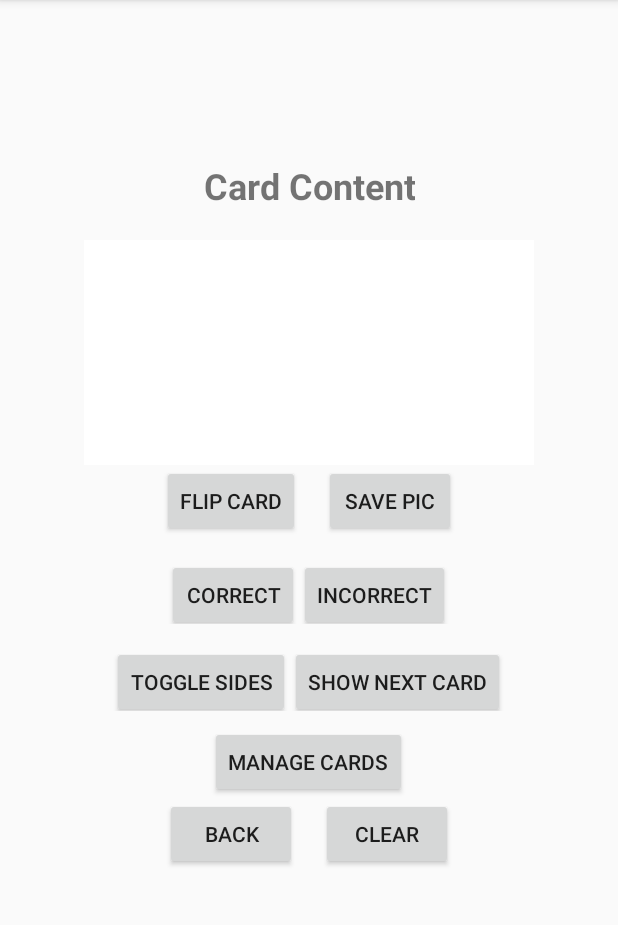
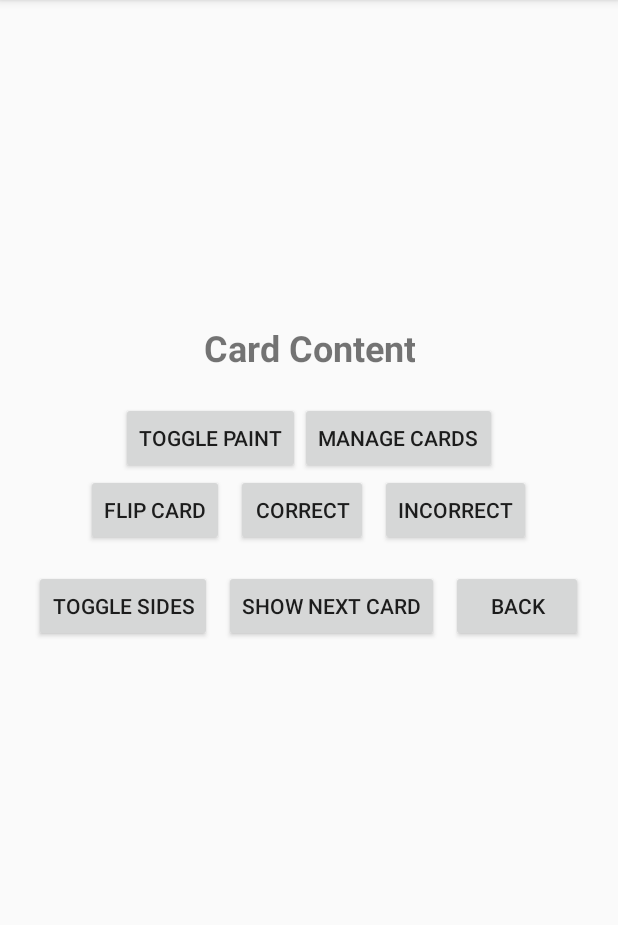
Before and after one commit to PolarPixelHub/IndexCardApp, an Android app built with Jetpack Compose: the LearnCardsActivity screen opened directly, with no data from a screen before it, on a phone screen of 412 x 824 dp, the part 84-1009 px from its top. Run offline under Robolectric (Android 15) with nearby library versions, the phone set to English and light mode, and no system bars; 1 statement that could not run was skipped.

Commit message:
made canvas toggle visible on learn activity and resize to right size for saved drawings

```diff
--- a/app/src/main/java/com/example/indexcardapp/LearnCardsActivity.kt
+++ b/app/src/main/java/com/example/indexcardapp/LearnCardsActivity.kt
@@ -6,6 +6,7 @@ import android.os.Bundle
 import android.view.View
 import android.widget.Button
 import android.widget.ImageView
+import android.widget.LinearLayout
 import androidx.recyclerview.widget.RecyclerView
 import android.widget.TextView
 import android.widget.Toast
@@ -27,6 +28,13 @@ class LearnCardsActivity : AppCompatActivity() {
     private lateinit var drawList: MutableList<Bitmap> // List of drawing bitmaps
     private lateinit var drawAdapter: DrawAdapter // Adapter for displaying drawings in RecyclerView
     private lateinit var drawRecyclerView: RecyclerView // RecyclerView to display saved drawings
+
+    private lateinit var togglePaintButton: Button
+    private lateinit var paintButtonsContainer: LinearLayout
+    private lateinit var buttonsContainer: LinearLayout
+    private lateinit var saveButton: Button
+    private lateinit var clearButton: Button
+    private lateinit var backButtonTwo: Button
 
     override fun onCreate(savedInstanceState: Bundle?) {
         super.onCreate(savedInstanceState)
@@ -71,6 +79,12 @@ class LearnCardsActivity : AppCompatActivity() {
         drawingCanvas = findViewById(R.id.drawing_Canvas)
         savedCanvasView = findViewById(R.id.saved_canvas_view)
         drawRecyclerView = findViewById(R.id.drawRecyclerView)
+        togglePaintButton = findViewById(R.id.toggle_paint_button)
+        paintButtonsContainer = findViewById(R.id.paint_buttons_container)
+        buttonsContainer = findViewById(R.id.buttons_container)
+        saveButton = findViewById(R.id.save_button)
+        clearButton = findViewById(R.id.clear_button)
+        backButtonTwo = findViewById(R.id.back_button_two)
     }
 
     // Set up listeners for buttons
@@ -80,10 +94,20 @@ class LearnCardsActivity : AppCompatActivity() {
         findViewById<Button>(R.id.incorrect_button).setOnClickListener { markIncorrect() }
         findViewById<Button>(R.id.toggle_sides_button).setOnClickListener { toggleCardSide() }
         findViewById<Button>(R.id.show_next_button).setOnClickListener { showNextCard() }
+        findViewById<Button>(R.id.back_button_two).setOnClickListener { hidePaintView() }
         findViewById<Button>(R.id.manage_cards_button).setOnClickListener { navigateToManageCards() }
-        findViewById<Button>(R.id.back_two_button).setOnClickListener { navigateToManageActivity() }
-        findViewById<Button>(R.id.clear_button).setOnClickListener { drawingCanvas.clear() }
-        findViewById<Button>(R.id.save_button).setOnClickListener { saveDrawing(drawingCanvas.getDrawingBitmap()) }
+        findViewById<Button>(R.id.back_button).setOnClickListener { navigateToManageActivity() }
+        togglePaintButton.setOnClickListener {
+            if (drawingCanvas.visibility == View.GONE) {
+                showPaintView()
+            } else {
+                hidePaintView()
+            }
+        }
+
+        saveButton.setOnClickListener { saveDrawing(drawingCanvas.getDrawingBitmap()) }
+        clearButton.setOnClickListener { drawingCanvas.clear() }
+        backButtonTwo.setOnClickListener { hidePaintView() }
     }
 
     // Display the next flashcard
@@ -161,6 +185,19 @@ class LearnCardsActivity : AppCompatActivity() {
         savedCanvasView.visibility = View.VISIBLE // Make the ImageView visible
     }
 
+    // Show/hide PaintView and related buttons
+    private fun showPaintView() {
+        drawingCanvas.visibility = View.VISIBLE
+        paintButtonsContainer.visibility = View.VISIBLE
+        buttonsContainer.visibility = View.GONE
+    }
+
+    private fun hidePaintView() {
+        drawingCanvas.visibility = View.GONE
+        paintButtonsContainer.visibility = View.GONE
+        buttonsContainer.visibility = View.VISIBLE
+    }
+
     // Navigate to the Manage Cards activity
     private fun navigateToManageCards() {
         val selectedProject = intent.getStringExtra("SELECTED_PROJECT") ?: return
@@ -191,8 +228,8 @@ class LearnCardsActivity : AppCompatActivity() {
         val showComponents = sharedPreferences.getBoolean("ShowComponents", true)
 
         // Set visibility based on preferences
-        drawingCanvas.visibility = if (showComponents) View.VISIBLE else View.GONE
         drawRecyclerView.visibility = if (showComponents) View.VISIBLE else View.GONE
+        paintButtonsContainer.visibility = if (showComponents) View.GONE else View.GONE // Ensure hidden initially
     }
 
     override fun onResume() {
--- a/app/src/main/res/layout/activity_learn_cards.xml
+++ b/app/src/main/res/layout/activity_learn_cards.xml
@@ -17,7 +17,7 @@
     <View
         android:layout_width="match_parent"
         android:layout_height="90dp"
-        android:background="#00000000" />
+        android:background="#00000000" /> <!-- Padding space -->
 
     <!-- Card Label -->
     <TextView
@@ -34,77 +34,53 @@
     <com.example.indexcardapp.PaintView
         android:id="@+id/drawing_Canvas"
         android:layout_width="300dp"
-        android:layout_height="150dp"
-        android:background="@color/white"/>
+        android:layout_height="400dp"
+        android:background="@color/white"
+        android:visibility="gone" /> <!-- Initially hidden -->
 
     <!-- Buttons -->
     <LinearLayout
+        android:id="@+id/paint_buttons_container"
         android:layout_width="match_parent"
         android:layout_height="wrap_content"
         android:orientation="horizontal"
-        android:gravity="center">
-        <Button
-            android:id="@+id/flip_button"
-            android:layout_width="wrap_content"
-            android:layout_height="wrap_content"
-            android:text="Flip Card"/>
+        android:gravity="center"
+        android:visibility="gone">
 
         <Button
             android:id="@+id/save_button"
             android:layout_width="wrap_content"
             android:layout_height="wrap_content"
-            android:text="Save Pic"
-            android:layout_marginStart="16dp"/>
+            android:text="Save" />
+
+        <Button
+            android:id="@+id/clear_button"
+            android:layout_width="wrap_content"
+            android:layout_height="wrap_content"
+            android:text="Clear"
+            android:layout_marginStart="16dp" />
+
+        <Button
+            android:id="@+id/back_button_two"
+            android:layout_width="wrap_content"
+            android:layout_height="wrap_content"
+            android:text="Back"
+            android:layout_marginStart="16dp" />
     </LinearLayout>
+
+    <LinearLayout
+        android:id="@+id/buttons_container"
+        android:layout_width="match_parent"
+        android:layout_height="wrap_content"
+        android:orientation="horizontal"
+        android:gravity="center">
 
         <LinearLayout
             android:layout_width="match_parent"
             android:layout_height="wrap_content"
-        android:orientation="horizontal"
+            android:orientation="vertical"
             android:gravity="center">
-        <Button
-            android:id="@+id/correct_button"
-            android:layout_width="wrap_content"
-            android:layout_height="wrap_content"
-            android:text="Correct"
-            android:layout_marginTop="10dp"/>
 
-        <Button
-            android:id="@+id/incorrect_button"
-            android:layout_width="wrap_content"
-            android:layout_height="wrap_content"
-            android:text="Incorrect"
-            android:layout_marginTop="10dp"/>
-    </LinearLayout>
-
-    <LinearLayout
-        android:layout_width="match_parent"
-        android:layout_height="wrap_content"
-        android:orientation="horizontal"
-        android:gravity="center">
-        <Button
-            android:id="@+id/toggle_sides_button"
-            android:layout_width="wrap_content"
-            android:layout_height="wrap_content"
-            android:text="Toggle Sides"
-            android:layout_marginTop="10dp"/>
-
-        <Button
-            android:id="@+id/show_next_button"
-            android:layout_width="wrap_content"
-            android:layout_height="wrap_content"
-            android:text="Show Next Card"
-            android:layout_marginTop="10dp"/>
-    </LinearLayout>
-
-    <Button
-        android:id="@+id/manage_cards_button"
-        android:layout_width="wrap_content"
-        android:layout_height="wrap_content"
-        android:text="Manage Cards"
-        android:layout_marginTop="10dp"/>
-
-    <!-- Horizontal layout for Back and Clear buttons -->
             <LinearLayout
                 android:layout_width="match_parent"
                 android:layout_height="wrap_content"
@@ -112,27 +88,80 @@
                 android:gravity="center">
 
                 <Button
-            android:id="@+id/back_two_button"
+                    android:id="@+id/toggle_paint_button"
                     android:layout_width="wrap_content"
                     android:layout_height="wrap_content"
-            android:text="Back"/>
+                    android:text="Toggle Paint" />
+                <Button
+                    android:id="@+id/manage_cards_button"
+                    android:layout_width="wrap_content"
+                    android:layout_height="wrap_content"
+                    android:text="Manage Cards" />
+            </LinearLayout>
+
+            <!-- Row 2 -->
+            <LinearLayout
+                android:layout_width="match_parent"
+                android:layout_height="wrap_content"
+                android:orientation="horizontal"
+                android:gravity="center">
 
                 <Button
-            android:id="@+id/clear_button"
+                    android:id="@+id/flip_button"
                     android:layout_width="wrap_content"
                     android:layout_height="wrap_content"
-            android:text="Clear"
-            android:layout_marginStart="16dp"/>
+                    android:text="Flip Card" />
+
+                <Button
+                    android:id="@+id/correct_button"
+                    android:layout_width="wrap_content"
+                    android:layout_height="wrap_content"
+                    android:text="Correct"
+                    android:layout_marginStart="8dp" />
+
+                <Button
+                    android:id="@+id/incorrect_button"
+                    android:layout_width="wrap_content"
+                    android:layout_height="wrap_content"
+                    android:text="Incorrect"
+                    android:layout_marginStart="8dp" />
             </LinearLayout>
 
-    <!-- RecyclerView for displaying saved drawings -->
+            <!-- Row 3 -->
+            <LinearLayout
+                android:layout_width="match_parent"
+                android:layout_height="wrap_content"
+                android:orientation="horizontal"
+                android:gravity="center"
+                android:layout_marginTop="16dp">
+
+                <Button
+                    android:id="@+id/toggle_sides_button"
+                    android:layout_width="wrap_content"
+                    android:layout_height="wrap_content"
+                    android:text="Toggle Sides" />
+
+                <Button
+                    android:id="@+id/show_next_button"
+                    android:layout_width="wrap_content"
+                    android:layout_height="wrap_content"
+                    android:text="Show Next Card"
+                    android:layout_marginStart="8dp" />
+                <Button
+                    android:id="@+id/back_button"
+                    android:layout_width="wrap_content"
+                    android:layout_height="wrap_content"
+                    android:text="Back"
+                    android:layout_marginStart="8dp" />
+            </LinearLayout>
+        </LinearLayout>
+    </LinearLayout>
+
         <androidx.recyclerview.widget.RecyclerView
             android:id="@+id/drawRecyclerView"
-        android:layout_width="match_parent"
-        android:layout_height="match_parent"
+            android:layout_width="350dp"
+            android:layout_height="200dp"
             android:padding="8dp"
             android:layout_margin="8dp"
-        app:layoutManager="androidx.recyclerview.widget.LinearLayoutManager"
-        />
-
+            app:layoutManager="androidx.recyclerview.widget.LinearLayoutManager" />
 </LinearLayout>
--- a/app/src/main/res/layout/item_drawing.xml
+++ b/app/src/main/res/layout/item_drawing.xml
@@ -7,7 +7,7 @@
 
     <ImageView
         android:id="@+id/drawingImageView"
-        android:layout_width="150dp"
+        android:layout_width="70dp"
         android:layout_height="100dp"
         android:scaleType="centerCrop" />
 
```
Lines whose indentation alone changed are shown as unchanged.
